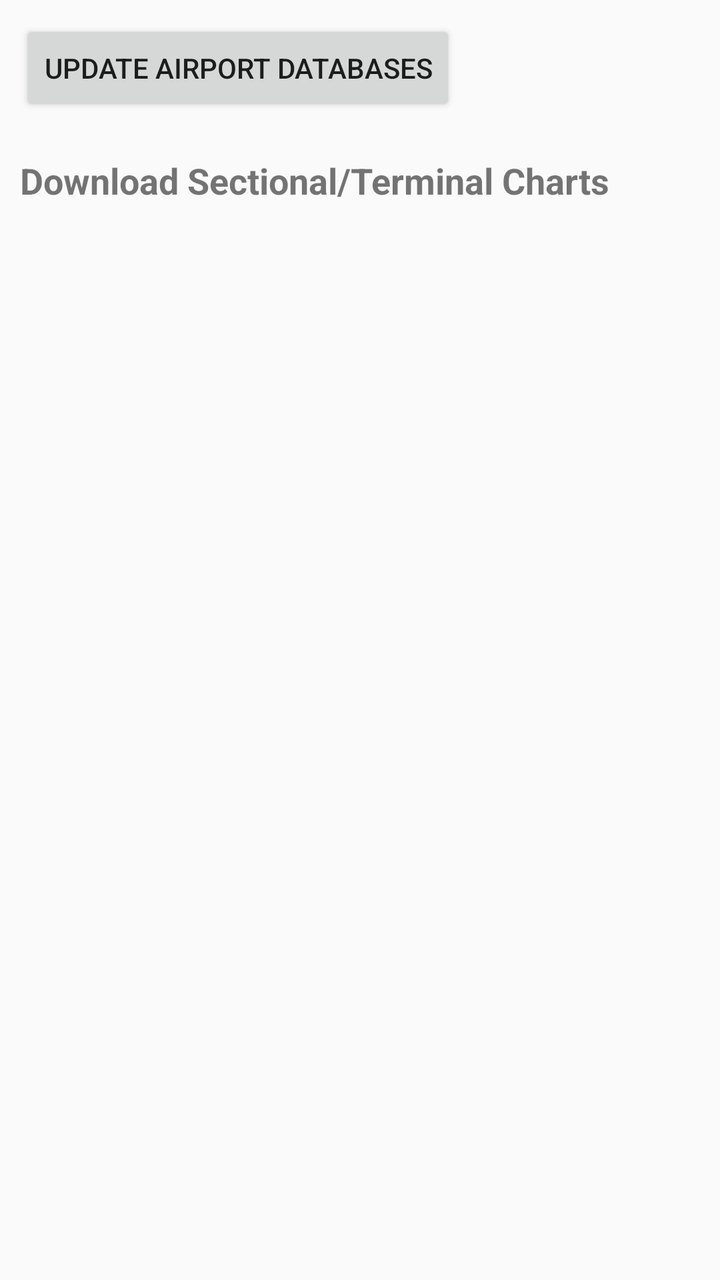
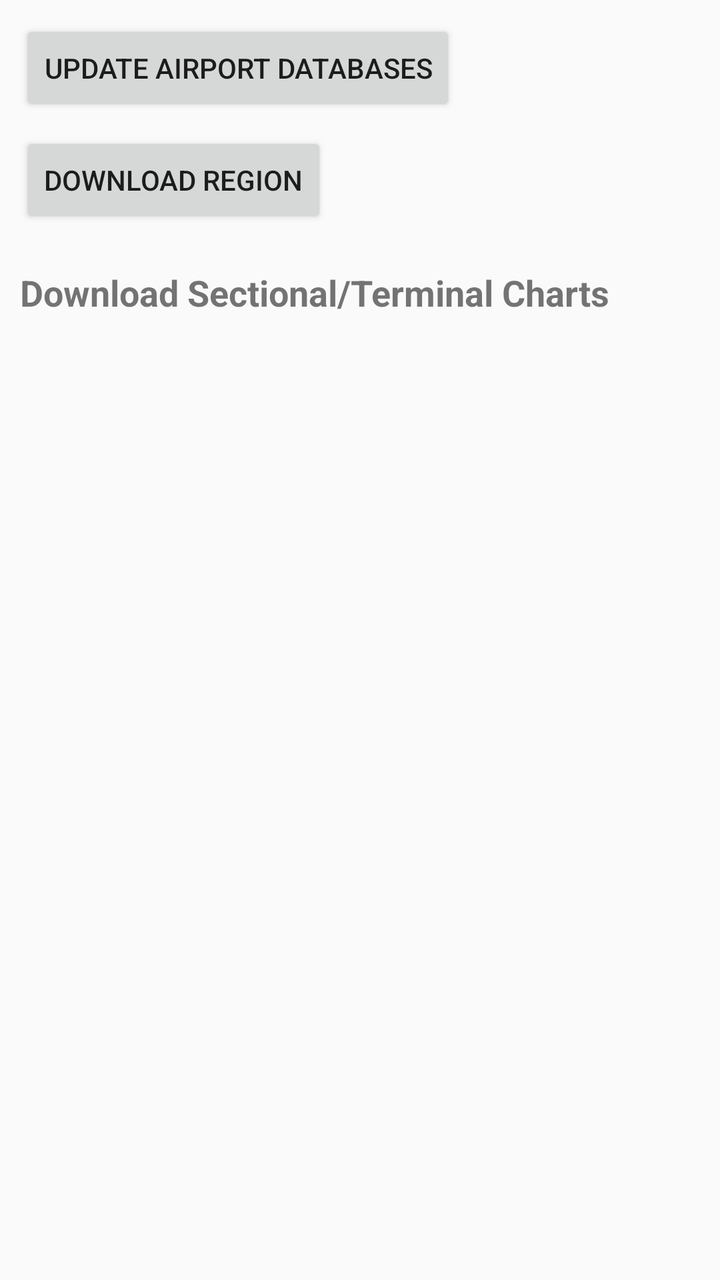

Two renders of the same Android screen: before a commit and after it. Below are the layout's source before the change and the commit's diff.
<!-- AndroidManifest.xml: application theme Theme.MetarMap -->
<!-- res/layout/activity_downloads.xml -->
<?xml version="1.0" encoding="utf-8"?>
<LinearLayout xmlns:android="http://schemas.android.com/apk/res/android"
    android:layout_width="match_parent"
    android:layout_height="match_parent"
    android:fitsSystemWindows="true"
    android:orientation="vertical">

    <LinearLayout
        android:layout_width="match_parent"
        android:layout_height="wrap_content"
        android:orientation="vertical"
        android:padding="6dp">

        <Button
            android:id="@+id/downloadDbButton"
            android:layout_width="wrap_content"
            android:layout_height="wrap_content"
            android:layout_margin="4dp"
            android:text="Update Airport Databases" />

        <Button
            android:id="@+id/updateAllButton"
            android:layout_width="wrap_content"
            android:layout_height="wrap_content"
            android:layout_margin="4dp"
            android:backgroundTint="@color/amber"
            android:text="Update stale charts"
            android:textColor="@color/black"
            android:visibility="gone" />
    </LinearLayout>

    <TextView
        android:layout_width="wrap_content"
        android:layout_height="wrap_content"
        android:padding="10dp"
        android:text="Download Sectional/Terminal Charts"
        android:textSize="18sp"
        android:textStyle="bold" />

    <androidx.recyclerview.widget.RecyclerView
        android:id="@+id/recyclerView"
        android:layout_width="match_parent"
        android:layout_height="match_parent" />
</LinearLayout>
<!-- resources referenced by this layout -->
<resources>
  <color name="amber">#FFB300</color>
  <color name="black">#FF000000</color>
  <style name="Theme.MetarMap" parent="Theme.AppCompat.Light.NoActionBar">
          
          <item name="colorPrimary">#6200EE</item>
          <item name="colorPrimaryDark">#3700B3</item>
          <item name="colorAccent">#03DAC5</item>
      </style>
</resources>

<!-- the commit's change to res/layout/activity_downloads.xml (unified diff, before → after) -->
@@ -27,6 +27,13 @@
             android:text="Update stale charts"
             android:textColor="@color/black"
             android:visibility="gone" />
+
+        <Button
+            android:id="@+id/downloadRegionButton"
+            android:layout_width="wrap_content"
+            android:layout_height="wrap_content"
+            android:layout_margin="4dp"
+            android:text="Download Region" />
     </LinearLayout>
 
     <TextView
